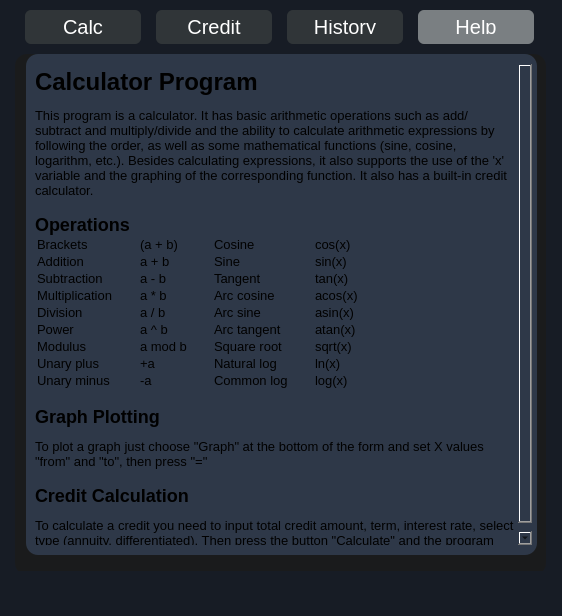
Qt form src/s21_view.ui (AlexeyGordiychenko/scp_smartcalc_v3) before a commit.
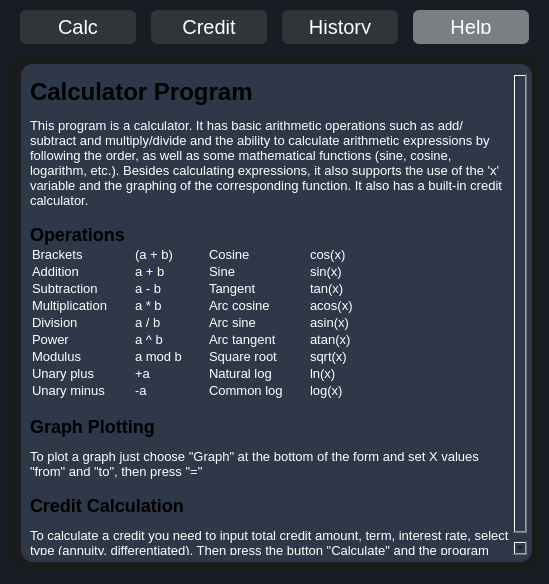
The same form after that commit. The open tabs and pages were chosen to show the change.

Patch:
```diff
--- a/src/s21_view.ui
+++ b/src/s21_view.ui
@@ -9,8 +9,8 @@
    <rect>
     <x>0</x>
     <y>0</y>
-    <width>562</width>
-    <height>616</height>
+    <width>549</width>
+    <height>584</height>
    </rect>
   </property>
   <property name="sizePolicy">
@@ -33,13 +33,16 @@
      <height>0</height>
     </size>
    </property>
+   <property name="styleSheet">
+    <string notr="true"/>
+   </property>
    <widget class="QTabWidget" name="tabWidget">
     <property name="geometry">
      <rect>
-      <x>10</x>
+      <x>5</x>
       <y>0</y>
-      <width>581</width>
-      <height>571</height>
+      <width>591</width>
+      <height>581</height>
      </rect>
     </property>
     <property name="minimumSize">
@@ -1788,7 +1791,7 @@
         <x>5</x>
         <y>10</y>
         <width>531</width>
-        <height>521</height>
+        <height>518</height>
        </rect>
       </property>
       <property name="styleSheet">
@@ -1805,9 +1808,9 @@
        <property name="geometry">
         <rect>
          <x>11</x>
-         <y>0</y>
+         <y>10</y>
          <width>511</width>
-         <height>501</height>
+         <height>498</height>
         </rect>
        </property>
        <property name="styleSheet">
@@ -1835,94 +1838,94 @@
 li.checked::marker { content: &quot;\2612&quot;; }
 &lt;/style&gt;&lt;/head&gt;&lt;body style=&quot; font-family:'Fira Sans Semi-Light'; font-size:10pt; font-weight:400; font-style:normal;&quot;&gt;
 &lt;h1 style=&quot; margin-top:18px; margin-bottom:12px; margin-left:0px; margin-right:0px; -qt-block-indent:0; text-indent:0px;&quot;&gt;&lt;span style=&quot; font-size:xx-large; font-weight:700;&quot;&gt;Calculator Program&lt;/span&gt;&lt;/h1&gt;
-&lt;p style=&quot; margin-top:12px; margin-bottom:12px; margin-left:0px; margin-right:0px; -qt-block-indent:0; text-indent:0px;&quot;&gt;This program is a calculator. It has basic arithmetic operations such as add/subtract and multiply/divide and the ability to calculate arithmetic expressions by following the order, as well as some mathematical functions (sine, cosine, logarithm, etc.). Besides calculating expressions, it also supports the use of the 'x' variable and the graphing of the corresponding function. It also has a built-in credit calculator. &lt;/p&gt;
+&lt;p style=&quot; margin-top:12px; margin-bottom:12px; margin-left:0px; margin-right:0px; -qt-block-indent:0; text-indent:0px;&quot;&gt;&lt;span style=&quot; color:#ffffff;&quot;&gt;This program is a calculator. It has basic arithmetic operations such as add/subtract and multiply/divide and the ability to calculate arithmetic expressions by following the order, as well as some mathematical functions (sine, cosine, logarithm, etc.). Besides calculating expressions, it also supports the use of the 'x' variable and the graphing of the corresponding function. It also has a built-in credit calculator. &lt;/span&gt;&lt;/p&gt;
 &lt;h2 style=&quot; margin-top:16px; margin-bottom:12px; margin-left:0px; margin-right:0px; -qt-block-indent:0; text-indent:0px;&quot;&gt;&lt;span style=&quot; font-size:x-large; font-weight:700;&quot;&gt;Operations&lt;/span&gt;&lt;/h2&gt;
 &lt;table border=&quot;0&quot; style=&quot; margin-top:0px; margin-bottom:0px; margin-left:0px; margin-right:0px;&quot; cellspacing=&quot;2&quot; cellpadding=&quot;0&quot;&gt;
 &lt;tr&gt;
 &lt;td style=&quot; padding-left:0; padding-right:45; padding-top:0; padding-bottom:0;&quot;&gt;
-&lt;p style=&quot; margin-top:0px; margin-bottom:0px; margin-left:0px; margin-right:0px; -qt-block-indent:0; text-indent:0px;&quot;&gt;Brackets&lt;/p&gt;&lt;/td&gt;
+&lt;p style=&quot; margin-top:0px; margin-bottom:0px; margin-left:0px; margin-right:0px; -qt-block-indent:0; text-indent:0px;&quot;&gt;&lt;span style=&quot; color:#ffffff;&quot;&gt;Brackets&lt;/span&gt;&lt;/p&gt;&lt;/td&gt;
 &lt;td style=&quot; padding-left:0; padding-right:25; padding-top:0; padding-bottom:0;&quot;&gt;
-&lt;p style=&quot; margin-top:0px; margin-bottom:0px; margin-left:0px; margin-right:0px; -qt-block-indent:0; text-indent:0px;&quot;&gt;(a + b)&lt;/p&gt;&lt;/td&gt;
+&lt;p style=&quot; margin-top:0px; margin-bottom:0px; margin-left:0px; margin-right:0px; -qt-block-indent:0; text-indent:0px;&quot;&gt;&lt;span style=&quot; color:#ffffff;&quot;&gt;(a + b)&lt;/span&gt;&lt;/p&gt;&lt;/td&gt;
 &lt;td style=&quot; padding-left:0; padding-right:25; padding-top:0; padding-bottom:0;&quot;&gt;
-&lt;p style=&quot; margin-top:0px; margin-bottom:0px; margin-left:0px; margin-right:0px; -qt-block-indent:0; text-indent:0px;&quot;&gt;Cosine&lt;/p&gt;&lt;/td&gt;
+&lt;p style=&quot; margin-top:0px; margin-bottom:0px; margin-left:0px; margin-right:0px; -qt-block-indent:0; text-indent:0px;&quot;&gt;&lt;span style=&quot; color:#ffffff;&quot;&gt;Cosine&lt;/span&gt;&lt;/p&gt;&lt;/td&gt;
 &lt;td style=&quot; padding-left:0; padding-right:25; padding-top:0; padding-bottom:0;&quot;&gt;
-&lt;p style=&quot; margin-top:0px; margin-bottom:0px; margin-left:0px; margin-right:0px; -qt-block-indent:0; text-indent:0px;&quot;&gt;cos(x)&lt;/p&gt;&lt;/td&gt;&lt;/tr&gt;
+&lt;p style=&quot; margin-top:0px; margin-bottom:0px; margin-left:0px; margin-right:0px; -qt-block-indent:0; text-indent:0px;&quot;&gt;&lt;span style=&quot; color:#ffffff;&quot;&gt;cos(x)&lt;/span&gt;&lt;/p&gt;&lt;/td&gt;&lt;/tr&gt;
 &lt;tr&gt;
 &lt;td style=&quot; padding-left:0; padding-right:25; padding-top:0; padding-bottom:0;&quot;&gt;
-&lt;p style=&quot; margin-top:0px; margin-bottom:0px; margin-left:0px; margin-right:0px; -qt-block-indent:0; text-indent:0px;&quot;&gt;Addition&lt;/p&gt;&lt;/td&gt;
+&lt;p style=&quot; margin-top:0px; margin-bottom:0px; margin-left:0px; margin-right:0px; -qt-block-indent:0; text-indent:0px;&quot;&gt;&lt;span style=&quot; color:#ffffff;&quot;&gt;Addition&lt;/span&gt;&lt;/p&gt;&lt;/td&gt;
 &lt;td style=&quot; padding-left:0; padding-right:25; padding-top:0; padding-bottom:0;&quot;&gt;
-&lt;p style=&quot; margin-top:0px; margin-bottom:0px; margin-left:0px; margin-right:0px; -qt-block-indent:0; text-indent:0px;&quot;&gt;a + b&lt;/p&gt;&lt;/td&gt;
+&lt;p style=&quot; margin-top:0px; margin-bottom:0px; margin-left:0px; margin-right:0px; -qt-block-indent:0; text-indent:0px;&quot;&gt;&lt;span style=&quot; color:#ffffff;&quot;&gt;a + b&lt;/span&gt;&lt;/p&gt;&lt;/td&gt;
 &lt;td style=&quot; padding-left:0; padding-right:25; padding-top:0; padding-bottom:0;&quot;&gt;
-&lt;p style=&quot; margin-top:0px; margin-bottom:0px; margin-left:0px; margin-right:0px; -qt-block-indent:0; text-indent:0px;&quot;&gt;Sine&lt;/p&gt;&lt;/td&gt;
+&lt;p style=&quot; margin-top:0px; margin-bottom:0px; margin-left:0px; margin-right:0px; -qt-block-indent:0; text-indent:0px;&quot;&gt;&lt;span style=&quot; color:#ffffff;&quot;&gt;Sine&lt;/span&gt;&lt;/p&gt;&lt;/td&gt;
 &lt;td style=&quot; padding-left:0; padding-right:25; padding-top:0; padding-bottom:0;&quot;&gt;
-&lt;p style=&quot; margin-top:0px; margin-bottom:0px; margin-left:0px; margin-right:0px; -qt-block-indent:0; text-indent:0px;&quot;&gt;sin(x)&lt;/p&gt;&lt;/td&gt;&lt;/tr&gt;
+&lt;p style=&quot; margin-top:0px; margin-bottom:0px; margin-left:0px; margin-right:0px; -qt-block-indent:0; text-indent:0px;&quot;&gt;&lt;span style=&quot; color:#ffffff;&quot;&gt;sin(x)&lt;/span&gt;&lt;/p&gt;&lt;/td&gt;&lt;/tr&gt;
 &lt;tr&gt;
 &lt;td style=&quot; padding-left:0; padding-right:25; padding-top:0; padding-bottom:0;&quot;&gt;
-&lt;p style=&quot; margin-top:0px; margin-bottom:0px; margin-left:0px; margin-right:0px; -qt-block-indent:0; text-indent:0px;&quot;&gt;Subtraction&lt;/p&gt;&lt;/td&gt;
+&lt;p style=&quot; margin-top:0px; margin-bottom:0px; margin-left:0px; margin-right:0px; -qt-block-indent:0; text-indent:0px;&quot;&gt;&lt;span style=&quot; color:#ffffff;&quot;&gt;Subtraction&lt;/span&gt;&lt;/p&gt;&lt;/td&gt;
 &lt;td style=&quot; padding-left:0; padding-right:25; padding-top:0; padding-bottom:0;&quot;&gt;
-&lt;p style=&quot; margin-top:0px; margin-bottom:0px; margin-left:0px; margin-right:0px; -qt-block-indent:0; text-indent:0px;&quot;&gt;a - b&lt;/p&gt;&lt;/td&gt;
+&lt;p style=&quot; margin-top:0px; margin-bottom:0px; margin-left:0px; margin-right:0px; -qt-block-indent:0; text-indent:0px;&quot;&gt;&lt;span style=&quot; color:#ffffff;&quot;&gt;a - b&lt;/span&gt;&lt;/p&gt;&lt;/td&gt;
 &lt;td style=&quot; padding-left:0; padding-right:25; padding-top:0; padding-bottom:0;&quot;&gt;
-&lt;p style=&quot; margin-top:0px; margin-bottom:0px; margin-left:0px; margin-right:0px; -qt-block-indent:0; text-indent:0px;&quot;&gt;Tangent&lt;/p&gt;&lt;/td&gt;
+&lt;p style=&quot; margin-top:0px; margin-bottom:0px; margin-left:0px; margin-right:0px; -qt-block-indent:0; text-indent:0px;&quot;&gt;&lt;span style=&quot; color:#ffffff;&quot;&gt;Tangent&lt;/span&gt;&lt;/p&gt;&lt;/td&gt;
 &lt;td style=&quot; padding-left:0; padding-right:25; padding-top:0; padding-bottom:0;&quot;&gt;
-&lt;p style=&quot; margin-top:0px; margin-bottom:0px; margin-left:0px; margin-right:0px; -qt-block-indent:0; text-indent:0px;&quot;&gt;tan(x)&lt;/p&gt;&lt;/td&gt;&lt;/tr&gt;
+&lt;p style=&quot; margin-top:0px; margin-bottom:0px; margin-left:0px; margin-right:0px; -qt-block-indent:0; text-indent:0px;&quot;&gt;&lt;span style=&quot; color:#ffffff;&quot;&gt;tan(x)&lt;/span&gt;&lt;/p&gt;&lt;/td&gt;&lt;/tr&gt;
 &lt;tr&gt;
 &lt;td style=&quot; padding-left:0; padding-right:25; padding-top:0; padding-bottom:0;&quot;&gt;
-&lt;p style=&quot; margin-top:0px; margin-bottom:0px; margin-left:0px; margin-right:0px; -qt-block-indent:0; text-indent:0px;&quot;&gt;Multiplication&lt;/p&gt;&lt;/td&gt;
+&lt;p style=&quot; margin-top:0px; margin-bottom:0px; margin-left:0px; margin-right:0px; -qt-block-indent:0; text-indent:0px;&quot;&gt;&lt;span style=&quot; color:#ffffff;&quot;&gt;Multiplication&lt;/span&gt;&lt;/p&gt;&lt;/td&gt;
 &lt;td style=&quot; padding-left:0; padding-right:25; padding-top:0; padding-bottom:0;&quot;&gt;
-&lt;p style=&quot; margin-top:0px; margin-bottom:0px; margin-left:0px; margin-right:0px; -qt-block-indent:0; text-indent:0px;&quot;&gt;a * b&lt;/p&gt;&lt;/td&gt;
+&lt;p style=&quot; margin-top:0px; margin-bottom:0px; margin-left:0px; margin-right:0px; -qt-block-indent:0; text-indent:0px;&quot;&gt;&lt;span style=&quot; color:#ffffff;&quot;&gt;a * b&lt;/span&gt;&lt;/p&gt;&lt;/td&gt;
 &lt;td style=&quot; padding-left:0; padding-right:25; padding-top:0; padding-bottom:0;&quot;&gt;
-&lt;p style=&quot; margin-top:0px; margin-bottom:0px; margin-left:0px; margin-right:0px; -qt-block-indent:0; text-indent:0px;&quot;&gt;Arc cosine&lt;/p&gt;&lt;/td&gt;
+&lt;p style=&quot; margin-top:0px; margin-bottom:0px; margin-left:0px; margin-right:0px; -qt-block-indent:0; text-indent:0px;&quot;&gt;&lt;span style=&quot; color:#ffffff;&quot;&gt;Arc cosine&lt;/span&gt;&lt;/p&gt;&lt;/td&gt;
 &lt;td style=&quot; padding-left:0; padding-right:25; padding-top:0; padding-bottom:0;&quot;&gt;
-&lt;p style=&quot; margin-top:0px; margin-bottom:0px; margin-left:0px; margin-right:0px; -qt-block-indent:0; text-indent:0px;&quot;&gt;acos(x)&lt;/p&gt;&lt;/td&gt;&lt;/tr&gt;
+&lt;p style=&quot; margin-top:0px; margin-bottom:0px; margin-left:0px; margin-right:0px; -qt-block-indent:0; text-indent:0px;&quot;&gt;&lt;span style=&quot; color:#ffffff;&quot;&gt;acos(x)&lt;/span&gt;&lt;/p&gt;&lt;/td&gt;&lt;/tr&gt;
 &lt;tr&gt;
 &lt;td style=&quot; padding-left:0; padding-right:25; padding-top:0; padding-bottom:0;&quot;&gt;
-&lt;p style=&quot; margin-top:0px; margin-bottom:0px; margin-left:0px; margin-right:0px; -qt-block-indent:0; text-indent:0px;&quot;&gt;Division&lt;/p&gt;&lt;/td&gt;
+&lt;p style=&quot; margin-top:0px; margin-bottom:0px; margin-left:0px; margin-right:0px; -qt-block-indent:0; text-indent:0px;&quot;&gt;&lt;span style=&quot; color:#ffffff;&quot;&gt;Division&lt;/span&gt;&lt;/p&gt;&lt;/td&gt;
 &lt;td style=&quot; padding-left:0; padding-right:25; padding-top:0; padding-bottom:0;&quot;&gt;
-&lt;p style=&quot; margin-top:0px; margin-bottom:0px; margin-left:0px; margin-right:0px; -qt-block-indent:0; text-indent:0px;&quot;&gt;a / b&lt;/p&gt;&lt;/td&gt;
+&lt;p style=&quot; margin-top:0px; margin-bottom:0px; margin-left:0px; margin-right:0px; -qt-block-indent:0; text-indent:0px;&quot;&gt;&lt;span style=&quot; color:#ffffff;&quot;&gt;a / b&lt;/span&gt;&lt;/p&gt;&lt;/td&gt;
 &lt;td style=&quot; padding-left:0; padding-right:25; padding-top:0; padding-bottom:0;&quot;&gt;
-&lt;p style=&quot; margin-top:0px; margin-bottom:0px; margin-left:0px; margin-right:0px; -qt-block-indent:0; text-indent:0px;&quot;&gt;Arc sine&lt;/p&gt;&lt;/td&gt;
+&lt;p style=&quot; margin-top:0px; margin-bottom:0px; margin-left:0px; margin-right:0px; -qt-block-indent:0; text-indent:0px;&quot;&gt;&lt;span style=&quot; color:#ffffff;&quot;&gt;Arc sine&lt;/span&gt;&lt;/p&gt;&lt;/td&gt;
 &lt;td style=&quot; padding-left:0; padding-right:25; padding-top:0; padding-bottom:0;&quot;&gt;
-&lt;p style=&quot; margin-top:0px; margin-bottom:0px; margin-left:0px; margin-right:0px; -qt-block-indent:0; text-indent:0px;&quot;&gt;asin(x)&lt;/p&gt;&lt;/td&gt;&lt;/tr&gt;
+&lt;p style=&quot; margin-top:0px; margin-bottom:0px; margin-left:0px; margin-right:0px; -qt-block-indent:0; text-indent:0px;&quot;&gt;&lt;span style=&quot; color:#ffffff;&quot;&gt;asin(x)&lt;/span&gt;&lt;/p&gt;&lt;/td&gt;&lt;/tr&gt;
 &lt;tr&gt;
 &lt;td style=&quot; padding-left:0; padding-right:25; padding-top:0; padding-bottom:0;&quot;&gt;
-&lt;p style=&quot; margin-top:0px; margin-bottom:0px; margin-left:0px; margin-right:0px; -qt-block-indent:0; text-indent:0px;&quot;&gt;Power&lt;/p&gt;&lt;/td&gt;
+&lt;p style=&quot; margin-top:0px; margin-bottom:0px; margin-left:0px; margin-right:0px; -qt-block-indent:0; text-indent:0px;&quot;&gt;&lt;span style=&quot; color:#ffffff;&quot;&gt;Power&lt;/span&gt;&lt;/p&gt;&lt;/td&gt;
 &lt;td style=&quot; padding-left:0; padding-right:25; padding-top:0; padding-bottom:0;&quot;&gt;
-&lt;p style=&quot; margin-top:0px; margin-bottom:0px; margin-left:0px; margin-right:0px; -qt-block-indent:0; text-indent:0px;&quot;&gt;a ^ b&lt;/p&gt;&lt;/td&gt;
+&lt;p style=&quot; margin-top:0px; margin-bottom:0px; margin-left:0px; margin-right:0px; -qt-block-indent:0; text-indent:0px;&quot;&gt;&lt;span style=&quot; color:#ffffff;&quot;&gt;a ^ b&lt;/span&gt;&lt;/p&gt;&lt;/td&gt;
 &lt;td style=&quot; padding-left:0; padding-right:25; padding-top:0; padding-bottom:0;&quot;&gt;
-&lt;p style=&quot; margin-top:0px; margin-bottom:0px; margin-left:0px; margin-right:0px; -qt-block-indent:0; text-indent:0px;&quot;&gt;Arc tangent&lt;/p&gt;&lt;/td&gt;
+&lt;p style=&quot; margin-top:0px; margin-bottom:0px; margin-left:0px; margin-right:0px; -qt-block-indent:0; text-indent:0px;&quot;&gt;&lt;span style=&quot; color:#ffffff;&quot;&gt;Arc tangent&lt;/span&gt;&lt;/p&gt;&lt;/td&gt;
 &lt;td style=&quot; padding-left:0; padding-right:25; padding-top:0; padding-bottom:0;&quot;&gt;
-&lt;p style=&quot; margin-top:0px; margin-bottom:0px; margin-left:0px; margin-right:0px; -qt-block-indent:0; text-indent:0px;&quot;&gt;atan(x)&lt;/p&gt;&lt;/td&gt;&lt;/tr&gt;
+&lt;p style=&quot; margin-top:0px; margin-bottom:0px; margin-left:0px; margin-right:0px; -qt-block-indent:0; text-indent:0px;&quot;&gt;&lt;span style=&quot; color:#ffffff;&quot;&gt;atan(x)&lt;/span&gt;&lt;/p&gt;&lt;/td&gt;&lt;/tr&gt;
 &lt;tr&gt;
 &lt;td style=&quot; padding-left:0; padding-right:25; padding-top:0; padding-bottom:0;&quot;&gt;
-&lt;p style=&quot; margin-top:0px; margin-bottom:0px; margin-left:0px; margin-right:0px; -qt-block-indent:0; text-indent:0px;&quot;&gt;Modulus&lt;/p&gt;&lt;/td&gt;
+&lt;p style=&quot; margin-top:0px; margin-bottom:0px; margin-left:0px; margin-right:0px; -qt-block-indent:0; text-indent:0px;&quot;&gt;&lt;span style=&quot; color:#ffffff;&quot;&gt;Modulus&lt;/span&gt;&lt;/p&gt;&lt;/td&gt;
 &lt;td style=&quot; padding-left:0; padding-right:25; padding-top:0; padding-bottom:0;&quot;&gt;
-&lt;p style=&quot; margin-top:0px; margin-bottom:0px; margin-left:0px; margin-right:0px; -qt-block-indent:0; text-indent:0px;&quot;&gt;a mod b&lt;/p&gt;&lt;/td&gt;
+&lt;p style=&quot; margin-top:0px; margin-bottom:0px; margin-left:0px; margin-right:0px; -qt-block-indent:0; text-indent:0px;&quot;&gt;&lt;span style=&quot; color:#ffffff;&quot;&gt;a mod b&lt;/span&gt;&lt;/p&gt;&lt;/td&gt;
 &lt;td style=&quot; padding-left:0; padding-right:25; padding-top:0; padding-bottom:0;&quot;&gt;
-&lt;p style=&quot; margin-top:0px; margin-bottom:0px; margin-left:0px; margin-right:0px; -qt-block-indent:0; text-indent:0px;&quot;&gt;Square root&lt;/p&gt;&lt;/td&gt;
+&lt;p style=&quot; margin-top:0px; margin-bottom:0px; margin-left:0px; margin-right:0px; -qt-block-indent:0; text-indent:0px;&quot;&gt;&lt;span style=&quot; color:#ffffff;&quot;&gt;Square root&lt;/span&gt;&lt;/p&gt;&lt;/td&gt;
 &lt;td style=&quot; padding-left:0; padding-right:25; padding-top:0; padding-bottom:0;&quot;&gt;
-&lt;p style=&quot; margin-top:0px; margin-bottom:0px; margin-left:0px; margin-right:0px; -qt-block-indent:0; text-indent:0px;&quot;&gt;sqrt(x)&lt;/p&gt;&lt;/td&gt;&lt;/tr&gt;
+&lt;p style=&quot; margin-top:0px; margin-bottom:0px; margin-left:0px; margin-right:0px; -qt-block-indent:0; text-indent:0px;&quot;&gt;&lt;span style=&quot; color:#ffffff;&quot;&gt;sqrt(x)&lt;/span&gt;&lt;/p&gt;&lt;/td&gt;&lt;/tr&gt;
 &lt;tr&gt;
 &lt;td style=&quot; padding-left:0; padding-right:25; padding-top:0; padding-bottom:0;&quot;&gt;
-&lt;p style=&quot; margin-top:0px; margin-bottom:0px; margin-left:0px; margin-right:0px; -qt-block-indent:0; text-indent:0px;&quot;&gt;Unary plus&lt;/p&gt;&lt;/td&gt;
+&lt;p style=&quot; margin-top:0px; margin-bottom:0px; margin-left:0px; margin-right:0px; -qt-block-indent:0; text-indent:0px;&quot;&gt;&lt;span style=&quot; color:#ffffff;&quot;&gt;Unary plus&lt;/span&gt;&lt;/p&gt;&lt;/td&gt;
 &lt;td style=&quot; padding-left:0; padding-right:25; padding-top:0; padding-bottom:0;&quot;&gt;
-&lt;p style=&quot; margin-top:0px; margin-bottom:0px; margin-left:0px; margin-right:0px; -qt-block-indent:0; text-indent:0px;&quot;&gt;+a&lt;/p&gt;&lt;/td&gt;
+&lt;p style=&quot; margin-top:0px; margin-bottom:0px; margin-left:0px; margin-right:0px; -qt-block-indent:0; text-indent:0px;&quot;&gt;&lt;span style=&quot; color:#ffffff;&quot;&gt;+a&lt;/span&gt;&lt;/p&gt;&lt;/td&gt;
 &lt;td style=&quot; padding-left:0; padding-right:25; padding-top:0; padding-bottom:0;&quot;&gt;
-&lt;p style=&quot; margin-top:0px; margin-bottom:0px; margin-left:0px; margin-right:0px; -qt-block-indent:0; text-indent:0px;&quot;&gt;Natural log&lt;/p&gt;&lt;/td&gt;
+&lt;p style=&quot; margin-top:0px; margin-bottom:0px; margin-left:0px; margin-right:0px; -qt-block-indent:0; text-indent:0px;&quot;&gt;&lt;span style=&quot; color:#ffffff;&quot;&gt;Natural log&lt;/span&gt;&lt;/p&gt;&lt;/td&gt;
 &lt;td style=&quot; padding-left:0; padding-right:25; padding-top:0; padding-bottom:0;&quot;&gt;
-&lt;p style=&quot; margin-top:0px; margin-bottom:0px; margin-left:0px; margin-right:0px; -qt-block-indent:0; text-indent:0px;&quot;&gt;ln(x)&lt;/p&gt;&lt;/td&gt;&lt;/tr&gt;
+&lt;p style=&quot; margin-top:0px; margin-bottom:0px; margin-left:0px; margin-right:0px; -qt-block-indent:0; text-indent:0px;&quot;&gt;&lt;span style=&quot; color:#ffffff;&quot;&gt;ln(x)&lt;/span&gt;&lt;/p&gt;&lt;/td&gt;&lt;/tr&gt;
 &lt;tr&gt;
 &lt;td style=&quot; padding-left:0; padding-right:25; padding-top:0; padding-bottom:0;&quot;&gt;
-&lt;p style=&quot; margin-top:0px; margin-bottom:0px; margin-left:0px; margin-right:0px; -qt-block-indent:0; text-indent:0px;&quot;&gt;Unary minus&lt;/p&gt;&lt;/td&gt;
+&lt;p style=&quot; margin-top:0px; margin-bottom:0px; margin-left:0px; margin-right:0px; -qt-block-indent:0; text-indent:0px;&quot;&gt;&lt;span style=&quot; color:#ffffff;&quot;&gt;Unary minus&lt;/span&gt;&lt;/p&gt;&lt;/td&gt;
 &lt;td style=&quot; padding-left:0; padding-right:25; padding-top:0; padding-bottom:0;&quot;&gt;
-&lt;p style=&quot; margin-top:0px; margin-bottom:0px; margin-left:0px; margin-right:0px; -qt-block-indent:0; text-indent:0px;&quot;&gt;-a&lt;/p&gt;&lt;/td&gt;
+&lt;p style=&quot; margin-top:0px; margin-bottom:0px; margin-left:0px; margin-right:0px; -qt-block-indent:0; text-indent:0px;&quot;&gt;&lt;span style=&quot; color:#ffffff;&quot;&gt;-a&lt;/span&gt;&lt;/p&gt;&lt;/td&gt;
 &lt;td style=&quot; padding-left:0; padding-right:25; padding-top:0; padding-bottom:0;&quot;&gt;
-&lt;p style=&quot; margin-top:0px; margin-bottom:0px; margin-left:0px; margin-right:0px; -qt-block-indent:0; text-indent:0px;&quot;&gt;Common log&lt;/p&gt;&lt;/td&gt;
+&lt;p style=&quot; margin-top:0px; margin-bottom:0px; margin-left:0px; margin-right:0px; -qt-block-indent:0; text-indent:0px;&quot;&gt;&lt;span style=&quot; color:#ffffff;&quot;&gt;Common log&lt;/span&gt;&lt;/p&gt;&lt;/td&gt;
 &lt;td style=&quot; padding-left:0; padding-right:25; padding-top:0; padding-bottom:0;&quot;&gt;
-&lt;p style=&quot; margin-top:0px; margin-bottom:0px; margin-left:0px; margin-right:0px; -qt-block-indent:0; text-indent:0px;&quot;&gt;log(x)&lt;/p&gt;&lt;/td&gt;&lt;/tr&gt;&lt;/table&gt;
+&lt;p style=&quot; margin-top:0px; margin-bottom:0px; margin-left:0px; margin-right:0px; -qt-block-indent:0; text-indent:0px;&quot;&gt;&lt;span style=&quot; color:#ffffff;&quot;&gt;log(x)&lt;/span&gt;&lt;/p&gt;&lt;/td&gt;&lt;/tr&gt;&lt;/table&gt;
 &lt;h2 style=&quot; margin-top:16px; margin-bottom:12px; margin-left:0px; margin-right:0px; -qt-block-indent:0; text-indent:0px;&quot;&gt;&lt;span style=&quot; font-size:x-large; font-weight:700;&quot;&gt;Graph Plotting&lt;/span&gt;&lt;/h2&gt;
-&lt;p style=&quot; margin-top:12px; margin-bottom:12px; margin-left:0px; margin-right:0px; -qt-block-indent:0; text-indent:0px;&quot;&gt;To plot a graph just choose &amp;quot;Graph&amp;quot; at the bottom of the form and set X values &amp;quot;from&amp;quot; and &amp;quot;to&amp;quot;, then press &amp;quot;=&amp;quot; &lt;/p&gt;
+&lt;p style=&quot; margin-top:12px; margin-bottom:12px; margin-left:0px; margin-right:0px; -qt-block-indent:0; text-indent:0px;&quot;&gt;&lt;span style=&quot; color:#ffffff;&quot;&gt;To plot a graph just choose &amp;quot;Graph&amp;quot; at the bottom of the form and set X values &amp;quot;from&amp;quot; and &amp;quot;to&amp;quot;, then press &amp;quot;=&amp;quot; &lt;/span&gt;&lt;/p&gt;
 &lt;h2 style=&quot; margin-top:16px; margin-bottom:12px; margin-left:0px; margin-right:0px; -qt-block-indent:0; text-indent:0px;&quot;&gt;&lt;span style=&quot; font-size:x-large; font-weight:700;&quot;&gt;Credit Calculation&lt;/span&gt;&lt;/h2&gt;
-&lt;p style=&quot; margin-top:12px; margin-bottom:12px; margin-left:0px; margin-right:0px; -qt-block-indent:0; text-indent:0px;&quot;&gt;To calculate a credit you need to input total credit amount, term, interest rate, select type (annuity, differentiated). Then press the button &amp;quot;Calculate&amp;quot; and the program will output monthly payment, overpayment on credit, total payment. &lt;/p&gt;&lt;/body&gt;&lt;/html&gt;</string>
+&lt;p style=&quot; margin-top:12px; margin-bottom:12px; margin-left:0px; margin-right:0px; -qt-block-indent:0; text-indent:0px;&quot;&gt;&lt;span style=&quot; color:#ffffff;&quot;&gt;To calculate a credit you need to input total credit amount, term, interest rate, select type (annuity, differentiated). Then press the button &amp;quot;Calculate&amp;quot; and the program will output monthly payment, overpayment on credit, total payment. &lt;/span&gt;&lt;/p&gt;&lt;/body&gt;&lt;/html&gt;</string>
         </property>
        </widget>
       </widget>
@@ -1930,17 +1933,6 @@
     </widget>
    </widget>
   </widget>
-  <widget class="QMenuBar" name="menubar">
-   <property name="geometry">
-    <rect>
-     <x>0</x>
-     <y>0</y>
-     <width>562</width>
-     <height>25</height>
-    </rect>
-   </property>
-  </widget>
-  <widget class="QStatusBar" name="statusbar"/>
  </widget>
  <tabstops>
   <tabstop>tabWidget</tabstop>
```
Left out of the diff: 36 changed lines with no effect on the pictures.
